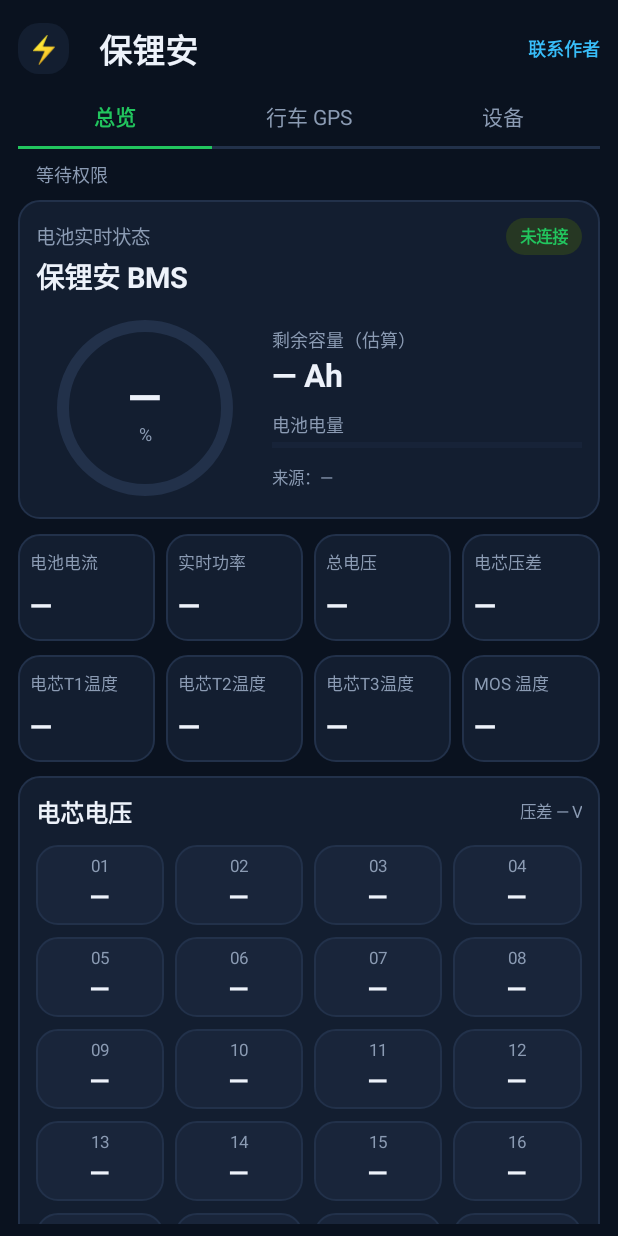
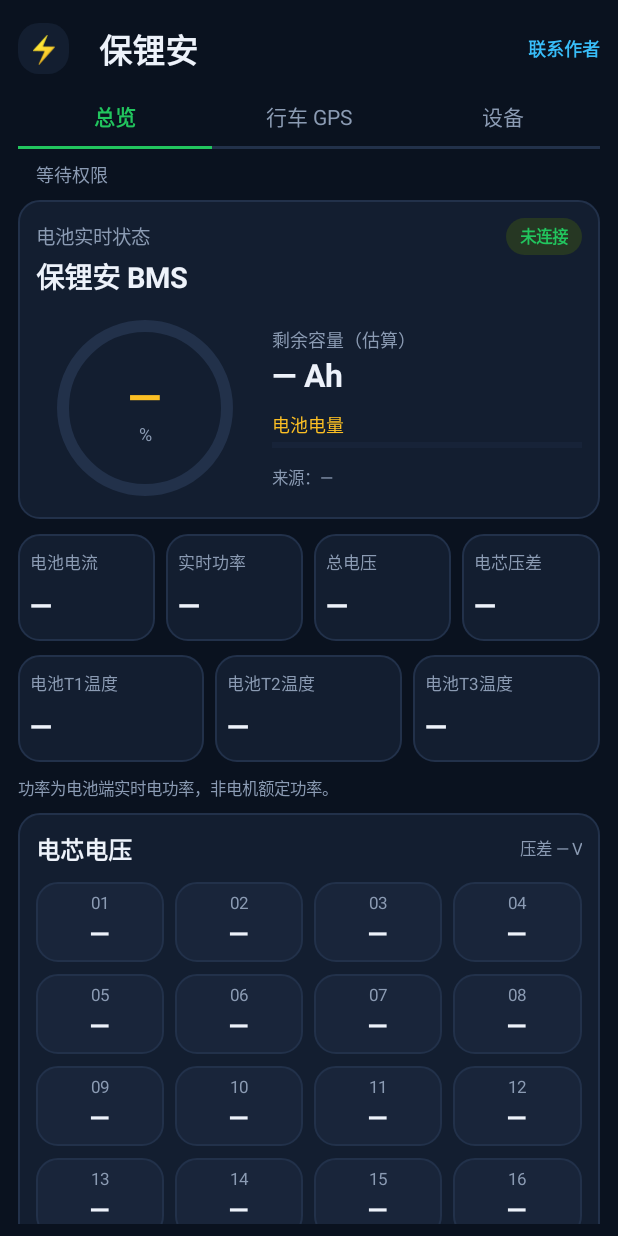
Before and after one commit to m1157854285-oss/Bao-Li-An-BMS-Android, an Android app: the screen it shows after launch (MainActivity), on a phone screen of 412 x 824 dp. Run offline under Robolectric (Android 15) with nearby library versions, the phone set to English and light mode, and no system bars; 1 statement that could not run was skipped.

Commit message:
Add files via upload

```diff
--- a/android/app/build.gradle
+++ b/android/app/build.gradle
@@ -2,6 +2,6 @@ plugins { id 'com.android.application' }
 android {
  namespace 'io.bmsride.monitor'
  compileSdk 35
- defaultConfig { applicationId 'io.bmsride.monitor'; minSdk 26; targetSdk 34; versionCode 12; versionName '6.6.6' }
+ defaultConfig { applicationId 'io.bmsride.monitor'; minSdk 26; targetSdk 34; versionCode 13; versionName '6.6.6' }
  compileOptions { sourceCompatibility JavaVersion.VERSION_17; targetCompatibility JavaVersion.VERSION_17 }
 }
--- a/android/app/src/main/java/io/bmsride/monitor/MainActivity.java
+++ b/android/app/src/main/java/io/bmsride/monitor/MainActivity.java
@@ -1,7 +1,7 @@
 package io.bmsride.monitor;
 import android.animation.ValueAnimator;import android.view.animation.DecelerateInterpolator;import android.Manifest;import android.app.*;import android.os.*;import android.content.*;import android.content.pm.PackageManager;import android.bluetooth.*;import android.graphics.*;import android.graphics.drawable.GradientDrawable;import android.view.*;import android.widget.*;import org.json.*;import java.util.*;
 @SuppressWarnings("MissingPermission") public class MainActivity extends Activity {
- final int BG=0xff0a121f,CARD=0xff131e30,FG=0xffedf2fa,MUT=0xff8b9bb3,TEAL=0xff22c55e,BLUE=0xff38bdf8,AMBER=0xfffbbf24,RED=0xffef4444,BORDER=0xff22314a; final Handler h=new Handler(); MonitorService service; boolean bound; LinearLayout body; TextView status,cellDelta,deviceTitle,linkBadge,capacity,source,flagsView,speedValue,gpsBadge,cellTitle,contactHint; ProgressBar socBar; SocRing ring; Trend trend; TextView[] values=new TextView[8]; final TextView[] overviewValues=new TextView[8],gpsValues=new TextView[8]; TextView[] cellValues=new TextView[32]; View[] cellTiles=new View[32]; LinearLayout[] cellRows=new LinearLayout[8]; TextView scanButton,deviceBadge,deviceInfo,connectedName; int tab=0; LinearLayout deviceRows; TextView deviceCount; ArrayList<String> renderedDevices=new ArrayList<>(); DeviceScroll deviceScroll; final Map<String,DeviceRow> deviceViews=new LinkedHashMap<>(); EditText capacityInput; float swipeX,swipeY; boolean swipeEligible,swipeHorizontal,swipeDecided; FrameLayout pager; final ScrollView[] pages=new ScrollView[3]; final TextView[] navText=new TextView[3]; final View[] navLines=new View[3]; ValueAnimator transition; int incoming=-1; float offset; long swipeAt;
+ final int BG=0xff0a121f,CARD=0xff131e30,FG=0xffedf2fa,MUT=0xff8b9bb3,TEAL=0xff22c55e,BLUE=0xff38bdf8,AMBER=0xfffbbf24,RED=0xffef4444,BORDER=0xff22314a; final Handler h=new Handler(); MonitorService service; boolean bound; LinearLayout body; TextView status,cellDelta,deviceTitle,linkBadge,capacity,source,flagsView,speedValue,gpsBadge,cellTitle,contactHint,powerTitle,rangeTitle; ProgressBar socBar; SocRing ring; Trend trend; TextView[] values=new TextView[8]; final TextView[] overviewValues=new TextView[8],gpsValues=new TextView[8]; TextView[] cellValues=new TextView[32]; View[] cellTiles=new View[32]; LinearLayout[] cellRows=new LinearLayout[8]; TextView scanButton,deviceBadge,deviceInfo,connectedName; int tab=0; LinearLayout deviceRows; TextView deviceCount; ArrayList<String> renderedDevices=new ArrayList<>(); DeviceScroll deviceScroll; final Map<String,DeviceRow> deviceViews=new LinkedHashMap<>(); EditText capacityInput; float swipeX,swipeY; boolean swipeEligible,swipeHorizontal,swipeDecided; FrameLayout pager; final ScrollView[] pages=new ScrollView[3]; final TextView[] navText=new TextView[3]; final View[] navLines=new View[3]; ValueAnimator transition; int incoming=-1; float offset; long swipeAt;
  final ServiceConnection connection=new ServiceConnection(){public void onServiceConnected(ComponentName n,IBinder b){service=((MonitorService.Local)b).service();draw();}public void onServiceDisconnected(ComponentName n){service=null;}};
  public void onCreate(Bundle b){super.onCreate(b);getWindow().setStatusBarColor(BG);getWindow().setNavigationBarColor(BG);draw();permissions();h.post(refresh);}
  void permissions(){ArrayList<String> p=new ArrayList<>();p.add(Manifest.permission.ACCESS_FINE_LOCATION);p.add(Manifest.permission.ACCESS_COARSE_LOCATION);if(Build.VERSION.SDK_INT>=31){p.add(Manifest.permission.BLUETOOTH_SCAN);p.add(Manifest.permission.BLUETOOTH_CONNECT);}if(Build.VERSION.SDK_INT>=33)p.add(Manifest.permission.POST_NOTIFICATIONS);ArrayList<String> missing=new ArrayList<>();for(String s:p)if(checkSelfPermission(s)!=PackageManager.PERMISSION_GRANTED)missing.add(s);if(missing.isEmpty())start();else requestPermissions(missing.toArray(new String[0]),42);}
@@ -88,8 +88,8 @@ import android.animation.ValueAnimator;import android.view.animation.DecelerateI
   LinearLayout hero=card();linkBadge=badge("未连接");hero.addView(header("电池实时状态",linkBadge));
   deviceTitle=label("保锂安 BMS",19,FG,true);hero.addView(deviceTitle);gap(hero,12);
   LinearLayout row=new LinearLayout(this);row.setGravity(Gravity.CENTER_VERTICAL);ring=new SocRing(this);row.addView(ring,new LinearLayout.LayoutParams(0,dp(124),1));
-  LinearLayout right=vertical();right.setPadding(dp(12),0,0,0);right.addView(label("剩余容量（估算）",12,MUT,false));capacity=label("— Ah",21,FG,true);right.addView(capacity);gap(right,10);right.addView(label("电池电量",12,MUT,false));socBar=new ProgressBar(this,null,android.R.attr.progressBarStyleHorizontal);socBar.setMax(1000);socBar.setProgressTintList(android.content.res.ColorStateList.valueOf(TEAL));socBar.setProgressBackgroundTintList(android.content.res.ColorStateList.valueOf(BORDER));right.addView(socBar,new LinearLayout.LayoutParams(-1,dp(10)));source=label("来源：—",11,MUT,false);gap(right,8);right.addView(source);row.addView(right,new LinearLayout.LayoutParams(0,-2,1.5f));hero.addView(row);addCard(hero);
-  tiles(new String[]{"电池电流","实时功率","总电压","电芯压差"},0,4);tiles(new String[]{"电芯T1温度","电芯T2温度","电芯T3温度","MOS 温度"},4,4);
+  LinearLayout right=vertical();right.setPadding(dp(12),0,0,0);right.addView(label("剩余容量（估算）",12,MUT,false));capacity=label("— Ah",21,FG,true);right.addView(capacity);gap(right,10);right.addView(label("电池电量",12,AMBER,false));socBar=new ProgressBar(this,null,android.R.attr.progressBarStyleHorizontal);socBar.setMax(1000);socBar.setProgressTintList(android.content.res.ColorStateList.valueOf(AMBER));socBar.setProgressBackgroundTintList(android.content.res.ColorStateList.valueOf(BORDER));right.addView(socBar,new LinearLayout.LayoutParams(-1,dp(10)));source=label("来源：—",11,MUT,false);gap(right,8);right.addView(source);row.addView(right,new LinearLayout.LayoutParams(0,-2,1.5f));hero.addView(row);addCard(hero);
+  tiles(new String[]{"电池电流","实时功率","总电压","电芯压差"},0,4);tiles(new String[]{"电池T1温度","电池T2温度","电池T3温度"},4,3);body.addView(label("功率为电池端实时电功率，非电机额定功率。",11,MUT,false));gap(body,8);
   cellsCard();
   LinearLayout extra=card();flagsView=label("MOS 状态：未知",12,MUT,false);extra.addView(flagsView);addCard(extra);
  }
@@ -97,9 +97,9 @@ import android.animation.ValueAnimator;import android.view.animation.DecelerateI
   for(int r=0;r<8;r++){LinearLayout row=new LinearLayout(this);cellRows[r]=row;for(int k=0;k<4;k++){int i=r*4+k;LinearLayout tile=vertical();tile.setGravity(Gravity.CENTER);tile.setPadding(dp(4),dp(6),dp(4),dp(6));GradientDrawable b=bg(0xff19253a);b.setStroke(dp(1),BORDER);tile.setBackground(b);TextView index=label(String.format(Locale.US,"%02d",i+1),11,MUT,false);index.setGravity(Gravity.CENTER);tile.addView(index);TextView v=label("—",17,FG,true);v.setGravity(Gravity.CENTER);v.setSingleLine(true);v.setAutoSizeTextTypeUniformWithConfiguration(11,17,1,android.util.TypedValue.COMPLEX_UNIT_SP);tile.addView(v,new LinearLayout.LayoutParams(-1,dp(26)));cellValues[i]=v;cellTiles[i]=tile;LinearLayout.LayoutParams lp=new LinearLayout.LayoutParams(0,-2,1);if(k>0)lp.leftMargin=dp(7);row.addView(tile,lp);}c.addView(row);gap(c,8);}
   LinearLayout legend=new LinearLayout(this);legend.setGravity(Gravity.END);legend.addView(label("单位 V  ·  ",11,MUT,false));legend.addView(label("最高",11,RED,true));legend.addView(label("  /  ",11,MUT,false));legend.addView(label("最低",11,TEAL,true));c.addView(legend);addCard(c);
  }
- void updateCells(JSONObject j){if(cellDelta==null)return;cellDelta.setText("压差 "+f(j,"delta",3)+" V");JSONArray a=j.optJSONArray("cells");int count=a==null?0:a.length();if(cellTitle!=null)cellTitle.setText("电芯电压"+(count>0?" · "+count+" 串":""));double lo=Double.POSITIVE_INFINITY,hi=Double.NEGATIVE_INFINITY;boolean all=count>0;for(int i=0;i<count&&all;i++){double n=a.optDouble(i,Double.NaN);if(!Double.isFinite(n)){all=false;break;}lo=Math.min(lo,n);hi=Math.max(hi,n);}for(int i=0;i<cellValues.length;i++){boolean show=i<count;View tile=cellTiles[i];if(tile!=null)tile.setVisibility(show?View.VISIBLE:View.GONE);TextView v=cellValues[i];if(v!=null){double n=show&&all?a.optDouble(i):Double.NaN;v.setText(UiRules.formatNumber(n,3));v.setTextColor(show&&all&&hi>lo?(n==hi?RED:n==lo?TEAL:FG):FG);}}for(int r=0;r<cellRows.length;r++){LinearLayout row=cellRows[r];if(row!=null){boolean visible=false;for(int k=0;k<4;k++){int i=r*4+k;if(i<count){visible=true;break;}}row.setVisibility(visible?View.VISIBLE:View.GONE);}}
+ void updateCells(JSONObject j){if(cellDelta==null)return;cellDelta.setText("压差 "+f(j,"delta",3)+" V");cellDelta.setTextColor(deltaColor(j.optDouble("delta",Double.NaN)));JSONArray a=j.optJSONArray("cells");int count=a==null?0:a.length();if(cellTitle!=null)cellTitle.setText("电芯电压"+(count>0?" · "+count+" 串":""));double lo=Double.POSITIVE_INFINITY,hi=Double.NEGATIVE_INFINITY;boolean all=count>0;for(int i=0;i<count&&all;i++){double n=a.optDouble(i,Double.NaN);if(!Double.isFinite(n)){all=false;break;}lo=Math.min(lo,n);hi=Math.max(hi,n);}for(int i=0;i<cellValues.length;i++){boolean show=i<count;View tile=cellTiles[i];if(tile!=null)tile.setVisibility(show?View.VISIBLE:View.GONE);TextView v=cellValues[i];if(v!=null){double n=show&&all?a.optDouble(i):Double.NaN;v.setText(UiRules.formatNumber(n,3)+" V");v.setTextColor(show&&all&&hi>lo?(n==hi?RED:n==lo?TEAL:FG):FG);}}for(int r=0;r<cellRows.length;r++){LinearLayout row=cellRows[r];if(row!=null){boolean visible=false;for(int k=0;k<4;k++){int i=r*4+k;if(i<count){visible=true;break;}}row.setVisibility(visible?View.VISIBLE:View.GONE);}}
  }
- void tiles(String[] labels,int start,int cols){LinearLayout row=new LinearLayout(this);for(int i=0;i<labels.length;i++){LinearLayout t=card();t.setPadding(dp(8),dp(10),dp(7),dp(10));TextView name=label(labels[i],11,MUT,false);name.setSingleLine(true);name.setAutoSizeTextTypeUniformWithConfiguration(8,11,1,android.util.TypedValue.COMPLEX_UNIT_SP);t.addView(name,new LinearLayout.LayoutParams(-1,dp(18)));gap(t,6);TextView value=label("—",18,FG,true);value.setSingleLine(true);value.setAutoSizeTextTypeUniformWithConfiguration(10,19,1,android.util.TypedValue.COMPLEX_UNIT_SP);t.addView(value,new LinearLayout.LayoutParams(-1,dp(27)));values[start+i]=value;LinearLayout.LayoutParams p=new LinearLayout.LayoutParams(0,-2,1);if(i>0)p.leftMargin=dp(7);row.addView(t,p);}for(int i=labels.length;i<cols;i++){LinearLayout.LayoutParams p=new LinearLayout.LayoutParams(0,1,1);p.leftMargin=dp(7);row.addView(new View(this),p);}LinearLayout.LayoutParams p=new LinearLayout.LayoutParams(-1,-2);p.bottomMargin=dp(9);body.addView(row,p);}
+ void tiles(String[] labels,int start,int cols){LinearLayout row=new LinearLayout(this);for(int i=0;i<labels.length;i++){LinearLayout t=card();t.setPadding(dp(8),dp(10),dp(7),dp(10));TextView name=label(labels[i],11,MUT,false);if(values==overviewValues&&start+i==1)powerTitle=name;if(values==gpsValues&&start+i==3)rangeTitle=name;name.setSingleLine(true);name.setAutoSizeTextTypeUniformWithConfiguration(8,11,1,android.util.TypedValue.COMPLEX_UNIT_SP);t.addView(name,new LinearLayout.LayoutParams(-1,dp(18)));gap(t,6);TextView value=label("—",18,FG,true);value.setSingleLine(true);value.setAutoSizeTextTypeUniformWithConfiguration(10,19,1,android.util.TypedValue.COMPLEX_UNIT_SP);t.addView(value,new LinearLayout.LayoutParams(-1,dp(27)));values[start+i]=value;LinearLayout.LayoutParams p=new LinearLayout.LayoutParams(0,-2,1);if(i>0)p.leftMargin=dp(7);row.addView(t,p);}for(int i=labels.length;i<cols;i++){LinearLayout.LayoutParams p=new LinearLayout.LayoutParams(0,1,1);p.leftMargin=dp(7);row.addView(new View(this),p);}LinearLayout.LayoutParams p=new LinearLayout.LayoutParams(-1,-2);p.bottomMargin=dp(9);body.addView(row,p);}
  void gpsPage(){
   LinearLayout top=new LinearLayout(this);top.setGravity(Gravity.CENTER_VERTICAL);top.addView(label("行车 GPS",21,FG,true),new LinearLayout.LayoutParams(0,-2,1));body.addView(top);gap(body,10);
   LinearLayout hero=card();gpsBadge=badge("未开启");hero.addView(header("当前车速",gpsBadge));speedValue=label("—",56,BLUE,true);speedValue.setGravity(Gravity.CENTER);hero.addView(speedValue);TextView unit=label("km/h · 手机 GPS 速度",12,MUT,false);unit.setGravity(Gravity.CENTER);hero.addView(unit);gap(hero,10);
@@ -107,16 +107,17 @@ import android.animation.ValueAnimator;import android.view.animation.DecelerateI
   tiles(new String[]{"累计里程","最高速度","平均耗电"},0,3);tiles(new String[]{"预计续航(估算)","GPS 精度"},3,3);
   button("开始 GPS",()->{if(service!=null)service.enableGps();});button("暂停 GPS",()->{if(service!=null)service.disableGps();});button("重置里程/能耗",()->{if(service!=null)service.resetTrip();});
  }
+ int deltaColor(double v){return !Double.isFinite(v)?MUT:UiRules.deltaWarning(v)?RED:TEAL;}
  void val(int i,String text,int color){if(values[i]!=null){values[i].setText(text);values[i].setTextColor(color);}}
  void stateBadge(TextView t,String text,boolean good){t.setText(text);t.setTextColor(good?TEAL:MUT);t.setBackground(bg(good?0xff263723:BORDER));}
- void updateOverview(JSONObject j){values=overviewValues;boolean valid=j.optBoolean("bmsValid");stateBadge(linkBadge,valid?"已连接":"无有效数据",valid);ring.soc=j.optDouble("soc",Double.NaN);ring.invalidate();capacity.setText(f(j,"ah",1)+" Ah");socBar.setProgress(Double.isFinite(ring.soc)?(int)Math.round(Math.max(0,Math.min(100,ring.soc))*10):0);String address=service.ble.g!=null?service.ble.g.getDevice().getAddress():"—";source.setText("来源："+address);JSONArray cells=j.optJSONArray("cells");int cellCount=cells==null?0:cells.length();deviceTitle.setText("保锂安 BMS"+(cellCount>0?" · "+cellCount+" 串":""));val(2,f(j,"voltage",2)+" V",FG);val(0,f(j,"current",2)+" A",BLUE);val(1,f(j,"power",0)+" W",j.optDouble("power",0)<0?RED:FG);val(3,f(j,"delta",3)+" V",FG);JSONArray a=j.optJSONArray("temps");for(int i=0;i<3;i++){double v=a==null?Double.NaN:a.optDouble(i,Double.NaN);val(4+i,(Double.isFinite(v)?String.format(Locale.US,"%.1f",v):"—")+" °C",TEAL);}val(7,f(j,"mos",1)+" °C",AMBER);flagsView.setText(flags(j));updateCells(j);}
- void updateGps(JSONObject j){values=gpsValues;boolean valid=j.optBoolean("gpsValid");stateBadge(gpsBadge,!service.gps?"未开启":valid?"定位正常":"等待定位",valid);speedValue.setText(f(j,"speed",1));val(0,f(j,"km",2)+" km",FG);val(1,f(j,"maxSpeed",1)+" km/h",BLUE);val(2,f(j,"eff",1)+" Wh/km",FG);val(3,f(j,"range",0)+" km",TEAL);val(4,f(j,"accuracy",0)+" m",FG);trend.samples=service.history.copy();trend.invalidate();}
+ void updateOverview(JSONObject j){values=overviewValues;boolean valid=j.optBoolean("bmsValid");stateBadge(linkBadge,valid?"已连接":"无有效数据",valid);ring.soc=j.optDouble("soc",Double.NaN);ring.invalidate();capacity.setText(f(j,"ah",1)+" Ah");socBar.setProgress(Double.isFinite(ring.soc)?(int)Math.round(Math.max(0,Math.min(100,ring.soc))*10):0);String address=service.ble.g!=null?service.ble.g.getDevice().getAddress():"—";source.setText("来源："+address);JSONArray cells=j.optJSONArray("cells");int cellCount=cells==null?0:cells.length();deviceTitle.setText("保锂安 BMS"+(cellCount>0?" · "+cellCount+" 串":""));val(2,f(j,"voltage",2)+" V",FG);val(0,f(j,"current",2)+" A",BLUE);double power=j.optDouble("power",Double.NaN);powerTitle.setText(UiRules.powerTitle(power));val(1,UiRules.formatNumber(UiRules.powerMagnitude(power),0)+" W",AMBER);val(3,f(j,"delta",3)+" V",deltaColor(j.optDouble("delta",Double.NaN)));JSONArray a=j.optJSONArray("temps");double[] temps=new double[3];for(int i=0;i<3;i++)temps[i]=a==null?Double.NaN:a.optDouble(i,Double.NaN);for(int i=0;i<3;i++){int rank=UiRules.temperatureRank(temps,i);val(4+i,UiRules.formatNumber(temps[i],1)+" °C",rank>0?RED:rank<0?TEAL:FG);}flagsView.setText(flags(j));updateCells(j);}
+ void updateGps(JSONObject j){values=gpsValues;boolean valid=j.optBoolean("gpsValid");stateBadge(gpsBadge,!service.gps?"未开启":valid?"定位正常":"等待定位",valid);speedValue.setText(f(j,"speed",1));val(0,f(j,"km",2)+" km",FG);val(1,f(j,"maxSpeed",0)+" km/h",BLUE);val(2,f(j,"eff",1)+" Wh/km",FG);boolean retained=Double.isFinite(j.optDouble("range",Double.NaN))&&!j.optBoolean("rangeCurrent");rangeTitle.setText(retained?"续航(上次估算)":"预计续航(估算)");val(3,f(j,"range",0)+" km",retained?AMBER:TEAL);val(4,f(j,"accuracy",0)+" m",FG);trend.samples=service.history.copy();trend.invalidate();}
  String flags(JSONObject j){int x=j.optInt("mosFlags",-1);if(x<0)return "MOS 状态：未知";return "充电MOS "+((x&64)!=0?"开":"关")+" / 放电MOS "+((x&128)!=0?"开":"关")+" / 预放电 "+((x&32)!=0?"开":"关")+"\n原始告警/保护/故障："+j.optString("alarm","—")+" / "+j.optString("protection","—")+" / "+j.optString("fault","—");}
  String f(JSONObject j,String key,int dec){double n=j.optDouble(key,Double.NaN);return UiRules.formatNumber(n,dec);}
  final Runnable refresh=new Runnable(){public void run(){if(service!=null){JSONObject j=service.snapshot();status.setText((j.optBoolean("bmsValid")?"● ":"○ ")+service.status);status.setTextColor(j.optBoolean("bmsValid")?TEAL:MUT);if(ring!=null)updateOverview(j);if(trend!=null)updateGps(j);updateDevices();}h.postDelayed(this,1000);}};
  class SocRing extends View {
   double soc=Double.NaN;final Paint p=new Paint(Paint.ANTI_ALIAS_FLAG);SocRing(Context c){super(c);}
-  protected void onDraw(Canvas c){float cx=getWidth()/2f,cy=getHeight()/2f,r=Math.max(1,Math.min(cx,cy)-dp(7));RectF box=new RectF(cx-r,cy-r,cx+r,cy+r);p.setStyle(Paint.Style.STROKE);p.setStrokeWidth(dp(8));p.setStrokeCap(Paint.Cap.ROUND);p.setColor(BORDER);c.drawCircle(cx,cy,r,p);if(Double.isFinite(soc)){p.setColor(TEAL);c.drawArc(box,-90,(float)(360*Math.max(0,Math.min(100,soc))/100),false,p);}p.setStyle(Paint.Style.FILL);p.setTextAlign(Paint.Align.CENTER);p.setTypeface(Typeface.create("sans-serif",Typeface.BOLD));p.setTextSize(Math.min(dp(29),r*.56f));p.setColor(FG);c.drawText(Double.isFinite(soc)?String.format(Locale.US,"%.2f",soc):"—",cx,cy+dp(3),p);p.setTypeface(Typeface.DEFAULT);p.setTextSize(dp(12));p.setColor(MUT);c.drawText("%",cx,cy+dp(22),p);}
+  protected void onDraw(Canvas c){float cx=getWidth()/2f,cy=getHeight()/2f,r=Math.max(1,Math.min(cx,cy)-dp(7));RectF box=new RectF(cx-r,cy-r,cx+r,cy+r);p.setStyle(Paint.Style.STROKE);p.setStrokeWidth(dp(8));p.setStrokeCap(Paint.Cap.ROUND);p.setColor(BORDER);c.drawCircle(cx,cy,r,p);if(Double.isFinite(soc)){p.setColor(AMBER);c.drawArc(box,-90,(float)(360*Math.max(0,Math.min(100,soc))/100),false,p);}p.setStyle(Paint.Style.FILL);p.setTextAlign(Paint.Align.CENTER);p.setTypeface(Typeface.create("sans-serif",Typeface.BOLD));p.setTextSize(Math.min(dp(29),r*.56f));p.setColor(AMBER);c.drawText(Double.isFinite(soc)?String.format(Locale.US,"%.1f",soc):"—",cx,cy+dp(3),p);p.setTypeface(Typeface.DEFAULT);p.setTextSize(dp(12));p.setColor(MUT);c.drawText("%",cx,cy+dp(22),p);}
  }
  class Trend extends View {
   List<TripHistory.Sample> samples=Collections.emptyList();final Paint p=new Paint(Paint.ANTI_ALIAS_FLAG);long selected=-1;float downX,downY;Trend(Context c){super(c);setContentDescription("最近60分钟行驶速度和平均耗电曲线，点击查看数值");}
--- a/android/app/src/main/java/io/bmsride/monitor/UiRules.java
+++ b/android/app/src/main/java/io/bmsride/monitor/UiRules.java
@@ -3,6 +3,12 @@ final class UiRules {
  static int devicePriority(boolean active,boolean supported){return active?0:supported?1:2;}
  static <T> java.util.Map<String,T> withActive(java.util.Map<String,T> scanned,String address,T active){java.util.Map<String,T> out=new java.util.LinkedHashMap<>();if(active!=null)out.put(address,active);for(java.util.Map.Entry<String,T> e:scanned.entrySet())out.putIfAbsent(e.getKey(),e.getValue());return out;}
  static String formatNumber(double n,int decimals){return Double.isFinite(n)?String.format(java.util.Locale.US,"%."+decimals+"f",n):"—";}
+ // BMS current uses negative for discharge and positive for charging.
+ static double powerMagnitude(double signedWatts){return Math.abs(signedWatts);}
+ static String powerTitle(double signedWatts){return !Double.isFinite(signedWatts)||signedWatts==0?"实时功率":signedWatts<0?"放电功率":"充电功率";}
+ static boolean deltaWarning(double volts){return Double.isFinite(volts)&&Math.round(volts*1000)>=100;}
+ // Equal temperatures (or a single valid probe) remain neutral.
+ static int temperatureRank(double[] temperatures,int index){double v=temperatures[index],lo=Double.POSITIVE_INFINITY,hi=Double.NEGATIVE_INFINITY;if(!Double.isFinite(v))return 0;for(double t:temperatures)if(Double.isFinite(t)){lo=Math.min(lo,t);hi=Math.max(hi,t);}return hi>lo?(v==hi?1:v==lo?-1:0):0;}
  static int dragTarget(int tab,float dx){int target=tab+(dx<0?1:dx>0?-1:0);return target==tab||target<0||target>2?-1:target;}
  static boolean commitDrag(float dx,float width,long durationMs){float d=Math.abs(dx);return d>=width*.27f||(durationMs>0&&durationMs<300&&d>=width*.10f&&d/durationMs>=width/450f);}
 }
```
Also changed, not shown: android/app/src/main/java/io/bmsride/monitor/MonitorService.java (+8 -7 lines), android/app/src/main/java/io/bmsride/monitor/RangeEstimate.java (added, +17 -0 lines), 6 other files.
